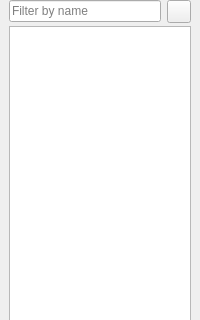
Above: SQLiteStudio3/guiSQLiteStudio/dbtree/dbtree.ui from pawelsalawa/sqlitestudio before the change; both pictures show x 0 to 200 and y 0 to 320 of the 200 by 618 pixel window. Below: the same form after it.
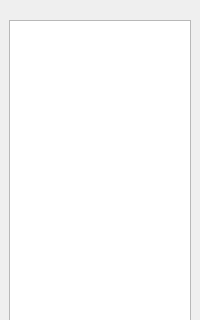
That is the form after the change. Custom widgets are drawn as their Qt base class.

Commit message: #5165 DbTree filter and link button moved to QToolBar to make its appearance more adequate on macOS

Diff of the .ui file:
```diff
--- a/SQLiteStudio3/guiSQLiteStudio/dbtree/dbtree.ui
+++ b/SQLiteStudio3/guiSQLiteStudio/dbtree/dbtree.ui
@@ -50,39 +50,7 @@
      </widget>
     </item>
     <item row="0" column="0">
-     <widget class="QWidget" name="top" native="true">
-      <layout class="QHBoxLayout" name="horizontalLayout">
-       <property name="leftMargin">
-        <number>0</number>
-       </property>
-       <property name="topMargin">
-        <number>0</number>
-       </property>
-       <property name="rightMargin">
-        <number>0</number>
-       </property>
-       <property name="bottomMargin">
-        <number>0</number>
-       </property>
-       <item>
-        <widget class="QLineEdit" name="nameFilter">
-         <property name="placeholderText">
-          <string>Filter by name</string>
-         </property>
-        </widget>
-       </item>
-       <item>
-        <widget class="QToolButton" name="linkButton">
-         <property name="text">
-          <string notr="true"/>
-         </property>
-         <property name="checkable">
-          <bool>true</bool>
-         </property>
-        </widget>
-       </item>
-      </layout>
-     </widget>
+     <widget class="QToolBar" name="toolbar"/>
     </item>
    </layout>
   </widget>
```
Left out of the diff: 1 changed line with no effect on the pictures. The commit also changes 2 other files.
